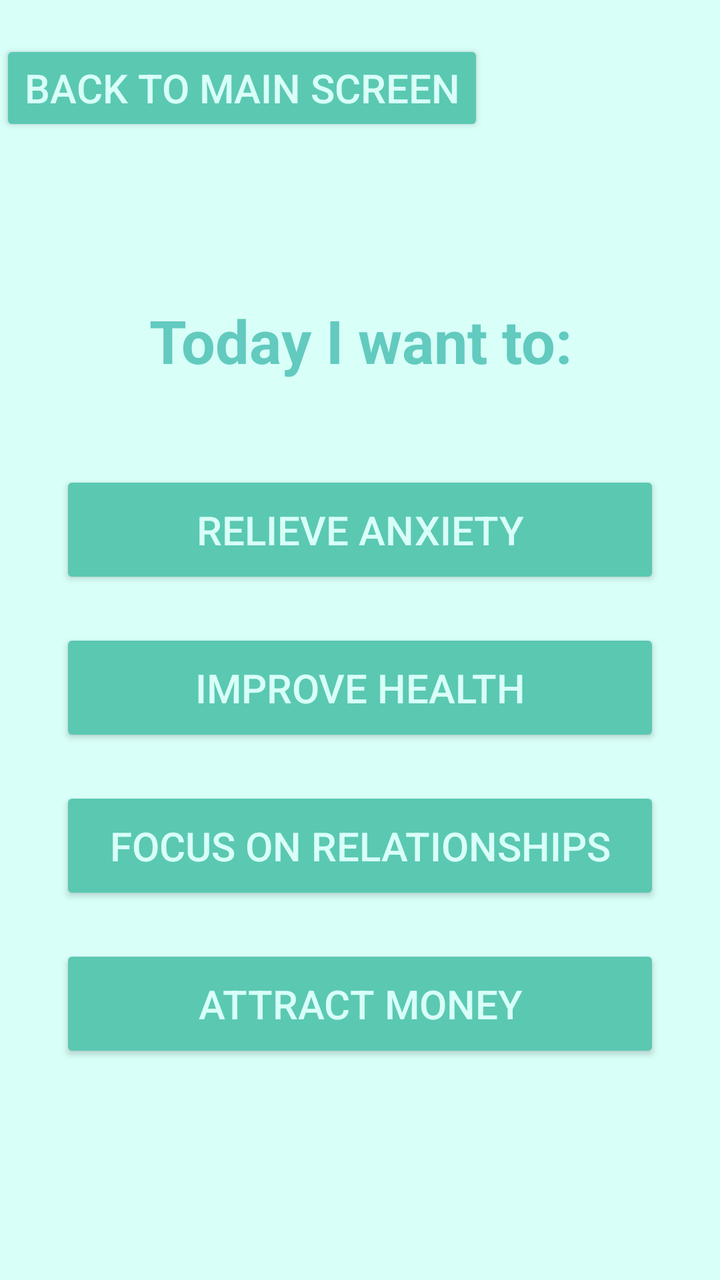
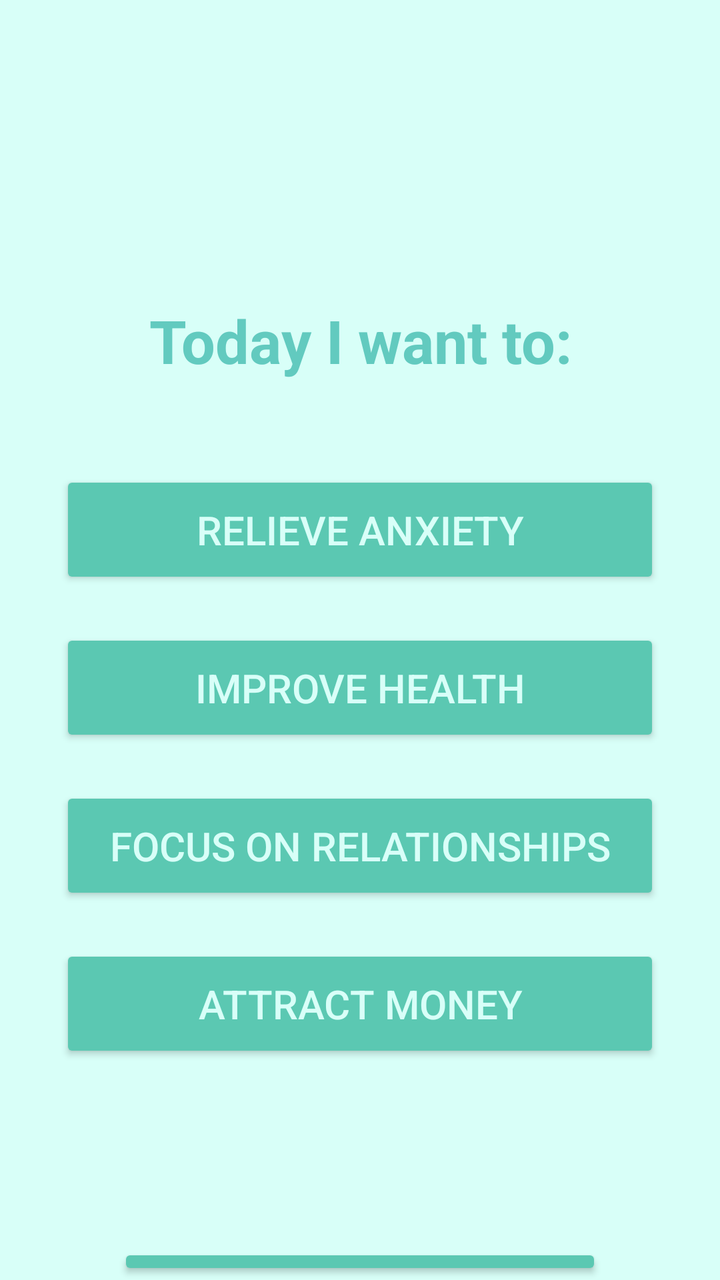

The first picture is an Android layout as it rendered before a commit; the second is the same layout after the commit. The layout source and the unified diff follow.
<!-- AndroidManifest.xml: application theme Theme.NewAromakit -->
<!-- res/layout/activity_goal.xml -->
<?xml version="1.0" encoding="utf-8"?>
<androidx.constraintlayout.widget.ConstraintLayout xmlns:android="http://schemas.android.com/apk/res/android"
    android:id="@+id/goals"
    android:layout_width="match_parent"
    android:layout_height="match_parent"
    android:background="#d8fff8">

    <RelativeLayout
        android:layout_width="match_parent"
        android:layout_height="match_parent">

        <TextView
            android:id="@+id/titleText"
            android:layout_width="wrap_content"
            android:layout_height="wrap_content"
            android:text="Today I want to:"
            android:gravity="center"
            android:textSize="30sp"
            android:textColor="#62cabf"
            android:textStyle="bold"
            android:layout_centerHorizontal="true"
            android:layout_marginTop="150dp"/>
        <Button
            android:id="@+id/button1"
            android:layout_width="300dp"
            android:layout_height="wrap_content"
            android:backgroundTint="#5bc8b2"
            android:padding="16dp"
            android:layout_centerHorizontal="true"
            android:text="Relieve Anxiety"
            android:textColor="#d8fff8"
            android:textSize="20sp"
            android:layout_below="@id/titleText"
            android:layout_marginTop="45dp" />
        <Button
            android:id="@+id/button2"
            android:layout_width="300dp"
            android:layout_height="wrap_content"
            android:backgroundTint="#5bc8b2"
            android:padding="16dp"
            android:layout_centerHorizontal="true"
            android:text="Improve Health"
            android:textColor="#d8fff8"
            android:textSize="20sp"
            android:layout_below="@id/button1"
            android:layout_marginTop="20dp" />
        <Button
            android:id="@+id/button3"
            android:layout_width="300dp"
            android:layout_height="wrap_content"
            android:backgroundTint="#5bc8b2"
            android:padding="16dp"
            android:layout_centerHorizontal="true"
            android:text="Focus on Relationships"
            android:textColor="#d8fff8"
            android:textSize="20sp"
            android:layout_below="@id/button2"
            android:layout_marginTop="20dp" />
        <Button
            android:id="@+id/button4"
            android:layout_width="300dp"
            android:layout_height="wrap_content"
            android:backgroundTint="#5bc8b2"
            android:padding="16dp"
            android:layout_centerHorizontal="true"
            android:text="Attract Money"
            android:textColor="#d8fff8"
            android:textSize="20sp"
            android:layout_below="@id/button3"
            android:layout_marginTop="20dp" />
        <Button
            android:id="@+id/backButton"
            android:layout_width="wrap_content"
            android:layout_height="wrap_content"
            android:text="Back to Main Screen"
            android:layout_marginTop="20dp"
            android:backgroundTint="#5bc8b2"
            android:textColor="#d8fff8"
            android:textSize="20sp"
            android:layout_gravity="center"/>

        <TextView
            android:id="@+id/affirmations"
            android:layout_width="wrap_content"
            android:layout_height="wrap_content"
            android:text=""
            android:textSize="30sp"
            android:textColor="#62cabf"
            android:textStyle="bold"
            android:gravity="center"
            android:layout_centerHorizontal="true"
            android:layout_below="@id/button4"
            android:layout_marginTop="30dp"/>



    </RelativeLayout>


</androidx.constraintlayout.widget.ConstraintLayout>
<!-- resources referenced by this layout -->
<resources>
  <style name="Theme.NewAromakit" parent="Base.Theme.NewAromakit" />
  <style name="Base.Theme.NewAromakit" parent="Theme.Material3.DayNight.NoActionBar">
          
          
      </style>
</resources>

<!-- the commit's change to res/layout/activity_goal.xml (unified diff, before → after) -->
@@ -73,10 +73,12 @@
             android:layout_width="wrap_content"
             android:layout_height="wrap_content"
             android:text="Back to Main Screen"
+            android:layout_below="@id/affirmations"
             android:layout_marginTop="20dp"
             android:backgroundTint="#5bc8b2"
             android:textColor="#d8fff8"
             android:textSize="20sp"
+            android:layout_centerHorizontal="true"
             android:layout_gravity="center"/>
 
         <TextView
